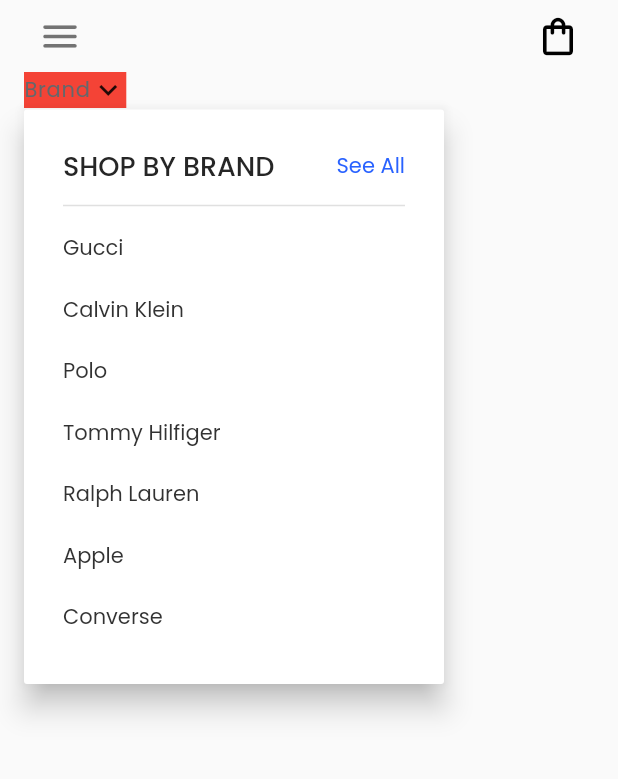
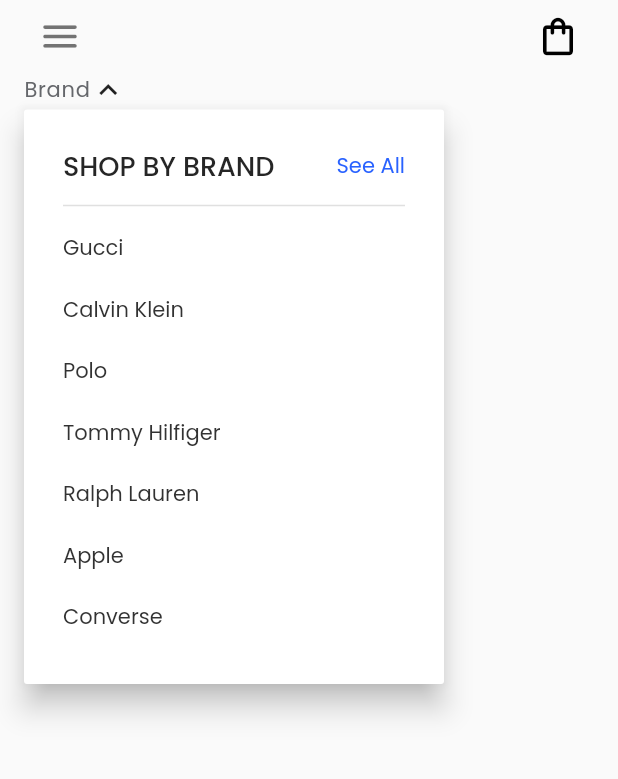
Before and after one commit to SanjibLimbu/ecommerce_app_flutter, a Flutter app: the screen it shows after launch, after a tap on the "menu" icon, after a tap on the "shopping bag" icon, after a tap on "Brand", on a phone screen of 412 x 824 dp, the part 75-854 px from its top. Run offline on Flutter 3.47's test engine with Material 2 defaults, Android fonts, the phone set to English and light mode, and no system bars.

Commit message:
animation on brand added

```diff
--- a/lib/widgets/appbar.dart
+++ b/lib/widgets/appbar.dart
@@ -19,8 +19,8 @@ class _AppBarWidgetState extends State<AppBarWidget>
   void initState() {
     _controller1 = AnimationController(
         vsync: this,
-      duration: const Duration(milliseconds: 600),
-    );
+        duration: const Duration(milliseconds: 150),
+        upperBound: 0.5);
 
     super.initState();
   }
@@ -81,10 +81,7 @@ class _AppBarWidgetState extends State<AppBarWidget>
                 ),
                 Row(
                   children: [
-                    Container(
-                      color: Colors.red,
-                      child: PopupMenuButton(
-
+                    PopupMenuButton(
                       offset: const Offset(0, 25),
                       onSelected: (value) {
                         _controller1.forward(from: 0.0);
@@ -105,14 +102,17 @@ class _AppBarWidgetState extends State<AppBarWidget>
                                 fontWeight: FontWeight.w400),
                           ),
                           RotationTransition(
-                              turns: Tween(begin: 0.0, end: 1.0)
-                                  .animate(_controller1),
+                            turns: Tween(
+                              begin: 0.0,
+                              end: 1.0,
+                            ).animate(_controller1),
                             child: const Icon(Icons.expand_more),
                           )
                         ],
                       ),
-                        itemBuilder: (context) => [
-                          // popupmenu item 1
+                      itemBuilder: (context) {
+                        _controller1.forward();
+                        return [
                           PopupMenuItem(
                             value: 1,
                             child: Padding(
@@ -139,7 +139,8 @@ class _AppBarWidgetState extends State<AppBarWidget>
                                           style: TextButton.styleFrom(
                                             minimumSize: Size.zero,
                                             padding: EdgeInsets.zero,
-                                            tapTargetSize: MaterialTapTargetSize
+                                            tapTargetSize:
+                                                MaterialTapTargetSize
                                                     .shrinkWrap,
                                           ),
                                           child: const Text(
@@ -197,8 +198,8 @@ class _AppBarWidgetState extends State<AppBarWidget>
                               ),
                             ),
                           ),
-                        ],
-                      ),
+                        ];
+                      },
                     ),
                   ],
                 )
```
Lines whose indentation alone changed are shown as unchanged.
